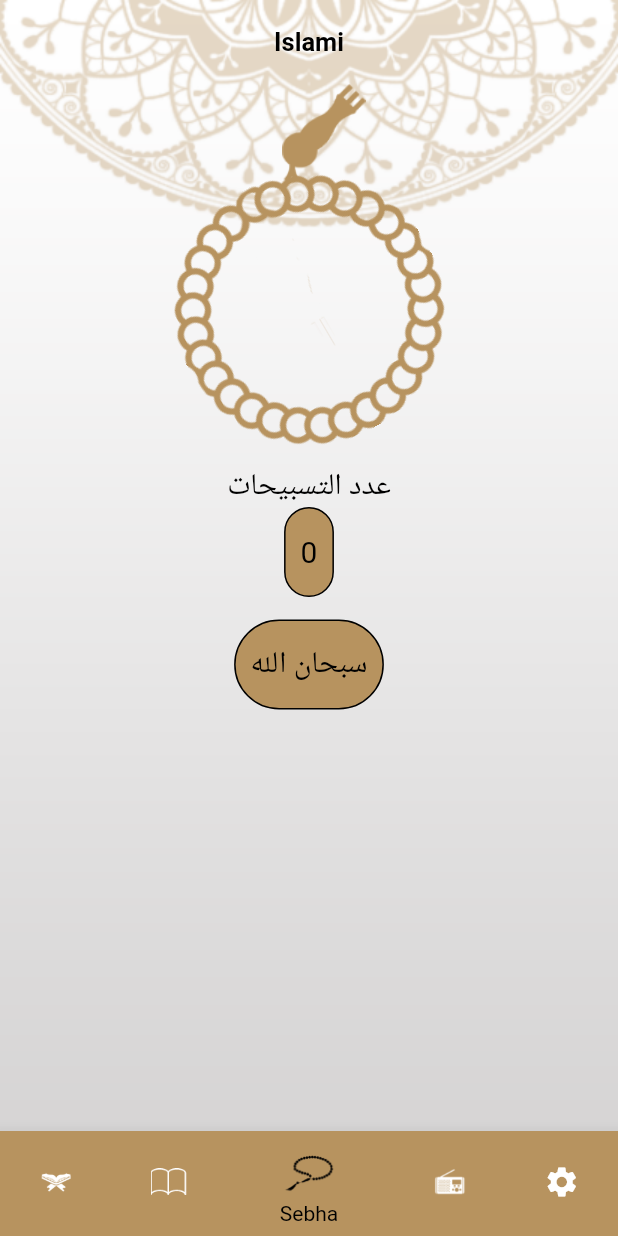
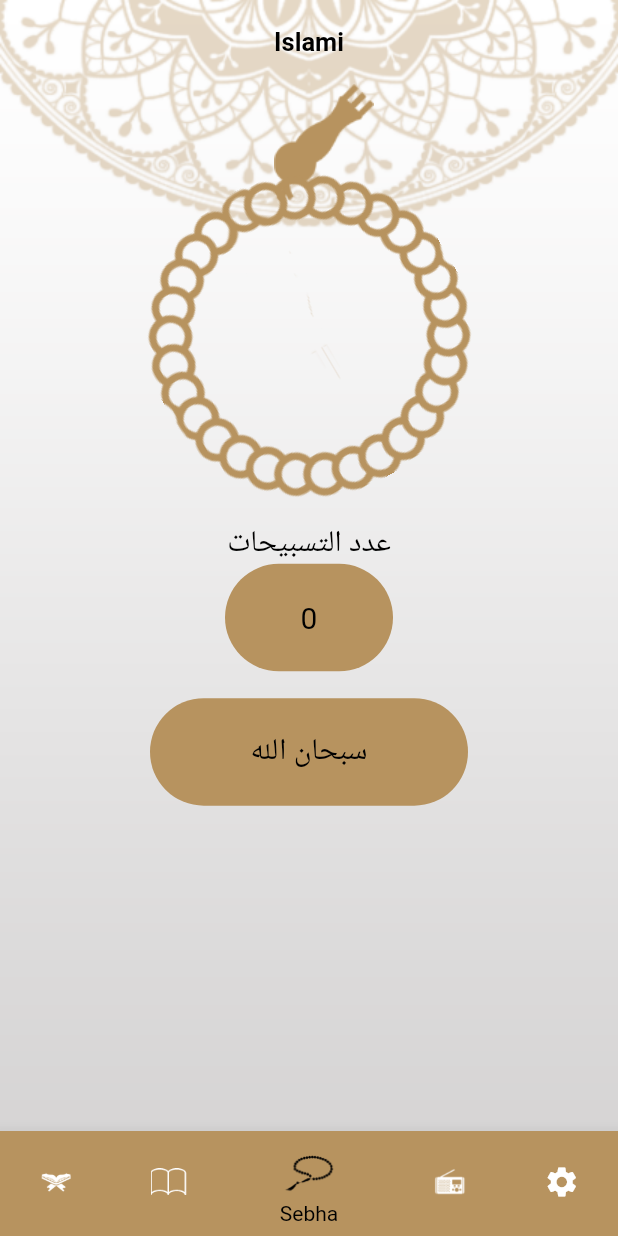
Before and after one commit to Hosam-Shalaby/islami_app, a Flutter app: the screen it shows after launch, item 3 of the bottom bar chosen, on a phone screen of 412 x 824 dp. Run offline on Flutter 3.47's test engine with Material 2 defaults, Android fonts, the phone set to English and light mode, and no system bars; our stand-ins replace flutter_screenutil; generated files the repository leaves out were written again.

Commit message:
Add ScreenUtilInit Package to responsive app

```diff
--- a/lib/Home/Quran/quran_tab.dart
+++ b/lib/Home/Quran/quran_tab.dart
@@ -276,15 +276,15 @@ class QuranTab extends StatelessWidget {
               itemBuilder: (context, index) =>
                   Row(mainAxisAlignment: MainAxisAlignment.center, children: [
                 SuraName(
-                  suraArgs: SuraArgs(Title: versesNumber[index], Index: index),
+                  suraArgs: SuraArgs(Title: suraNames[index], Index: index),
                 ),
                 VerticalDivider(
                     color: Theme.of(context).dividerColor,
                     width: 50,
                     thickness: 1),
                 SuraName(
-                  suraArgs: SuraArgs(Title: suraNames[index], Index: index),
-                )
+                  suraArgs: SuraArgs(Title: versesNumber[index], Index: index),
+                ),
               ]),
               itemCount: suraNames.length,
               separatorBuilder: (BuildContext context, int index) => Container(
--- a/lib/Home/Quran/sura_content.dart
+++ b/lib/Home/Quran/sura_content.dart
@@ -64,7 +64,7 @@ class _SuraContentState extends State<SuraContent> {
   void readQuranFile(int index) async {
     String fileContent =
         await rootBundle.loadString('assets/files/${index + 1}.txt');
-    List<String> suraLines = fileContent.split('\n');
+    List<String> suraLines = fileContent.trim().split('\n');
     setState(() {
       verses = suraLines;
     });
--- a/lib/Home/Sebha/sebha_tab.dart
+++ b/lib/Home/Sebha/sebha_tab.dart
@@ -1,4 +1,5 @@
 import 'package:flutter/material.dart';
+import 'package:flutter_screenutil/flutter_screenutil.dart';
 
 class SebhaTab extends StatefulWidget {
   const SebhaTab({super.key});
@@ -23,11 +24,11 @@ class _SebhaTabState extends State<SebhaTab> {
             children: [
               Container(
                   margin: const EdgeInsets.only(left: 20),
-                  height: 80,
+                  height: 80.h,
                   child: Image.asset('assets/images/head_sebha_logo.png')),
               Container(
                   margin: const EdgeInsets.only(top: 60),
-                  height: 180,
+                  height: 180.h,
                   child: InkWell(
                     onTap: () {
                       onClick();
@@ -39,26 +40,28 @@ class _SebhaTabState extends State<SebhaTab> {
                   ))
             ],
           ),
-          const SizedBox(
-            height: 15,
+          SizedBox(
+            height: 15.h,
           ),
           const Row(
             mainAxisAlignment: MainAxisAlignment.center,
-            children: [Text('عدد التسبيحات')],
+            children: [
+              Text(
+                'عدد التسبيحات',
+              )
+            ],
           ),
-          Row(
-            mainAxisAlignment: MainAxisAlignment.center,
-            children: [
           InkWell(
             onTap: () {
               onClick();
             },
             child: Container(
+              margin: const EdgeInsets.symmetric(horizontal: 150),
               padding: const EdgeInsets.all(10),
-                  height: 60,
+              height: 60.h,
               decoration: BoxDecoration(
                 borderRadius: BorderRadius.circular(50),
-                    border: Border.all(width: 1),
+                // border: Border.all(width: 1),
                 color: Theme.of(context).primaryColor,
               ),
               child: Center(
@@ -67,26 +70,21 @@ class _SebhaTabState extends State<SebhaTab> {
                 ),
               ),
             ),
-              )
-            ],
           ),
-          const SizedBox(
-            height: 15,
+          SizedBox(
+            height: 15.h,
           ),
-          Row(
-            mainAxisAlignment: MainAxisAlignment.center,
-            children: [
           InkWell(
             onTap: () {
               onClick();
             },
             child: Container(
-                  // width: 100,
-                  height: 60,
+              margin: const EdgeInsets.symmetric(horizontal: 100),
+              height: 60.h,
               padding: const EdgeInsets.all(10),
               decoration: BoxDecoration(
                 borderRadius: BorderRadius.circular(50),
-                    border: Border.all(width: 1),
+                // border: Border.all(width: 1),
                 color: Theme.of(context).primaryColor,
               ),
               child: Center(
@@ -95,8 +93,6 @@ class _SebhaTabState extends State<SebhaTab> {
                 ),
               ),
             ),
-              )
-            ],
           ),
         ],
       ),
--- a/lib/main.dart
+++ b/lib/main.dart
@@ -1,4 +1,5 @@
 import 'package:flutter/material.dart';
+import 'package:flutter_screenutil/flutter_screenutil.dart';
 import 'package:islamic/Home/Hadeth/hadeth_details_screen.dart';
 import 'package:islamic/Home/home_screen.dart';
 import 'package:provider/provider.dart';
@@ -20,7 +21,11 @@ class MyApp extends StatelessWidget {
   Widget build(BuildContext context) {
     var settingsProvider = Provider.of<SettingsProvider>(context);
 
-    return MaterialApp(
+    return ScreenUtilInit(
+      designSize: const Size(360, 690),
+      minTextAdapt: true,
+      splitScreenMode: true,
+      child: MaterialApp(
         localizationsDelegates: AppLocalizations.localizationsDelegates,
         supportedLocales: const [
           Locale('en'), // English
@@ -34,11 +39,13 @@ class MyApp extends StatelessWidget {
           HomeScreen.routeName: (context) => const HomeScreen(),
           SplashScreen.routeName: (context) => const SplashScreen(),
           SuraContent.routeName: (context) => const SuraContent(),
-        HadethDetailsScreen.routeName: (context) => const HadethDetailsScreen(),
+          HadethDetailsScreen.routeName: (context) =>
+              const HadethDetailsScreen(),
         },
         initialRoute: SplashScreen.routeName,
         debugShowCheckedModeBanner: false,
         home: const SplashScreen(),
+      ),
     );
   }
 }
```
Also changed, not shown: pubspec.yaml (+1 -6 lines), assets/files/107.txt (line endings or trailing spaces), assets/files/108.txt (line endings or trailing spaces), assets/files/109.txt (line endings or trailing spaces), assets/files/110.txt (line endings or trailing spaces), assets/files/111.txt (line endings or trailing spaces), assets/files/112.txt (line endings or trailing spaces), assets/files/113.txt (line endings or trailing spaces), pubspec.lock. Lines whose indentation alone changed are shown as unchanged.
